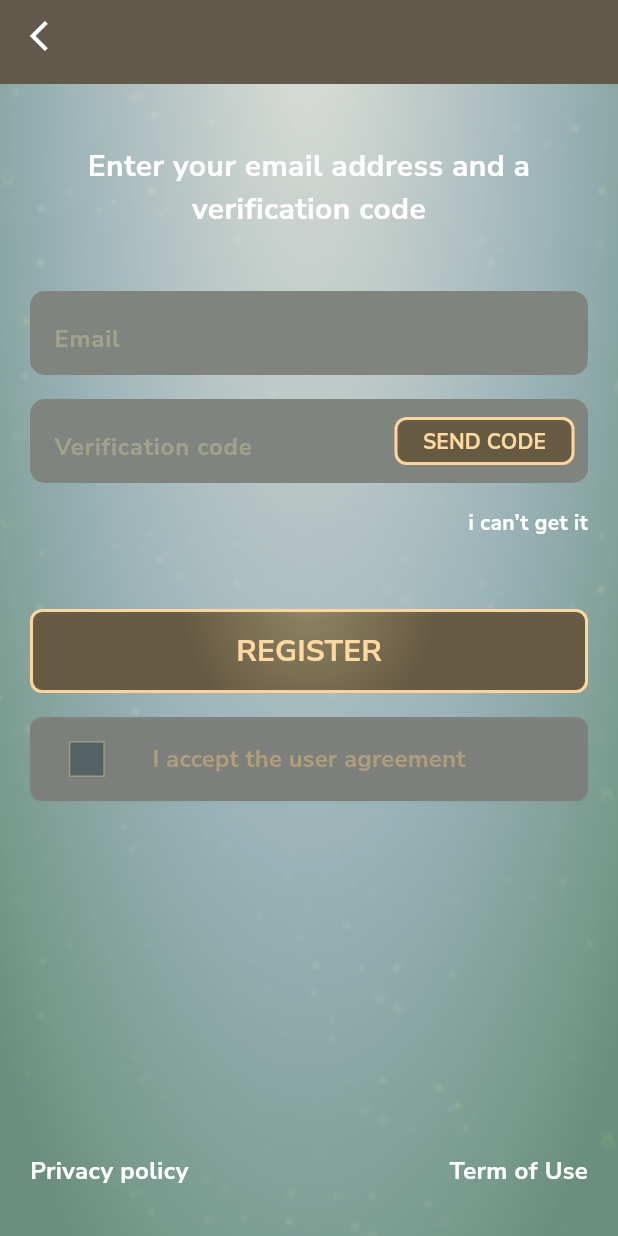
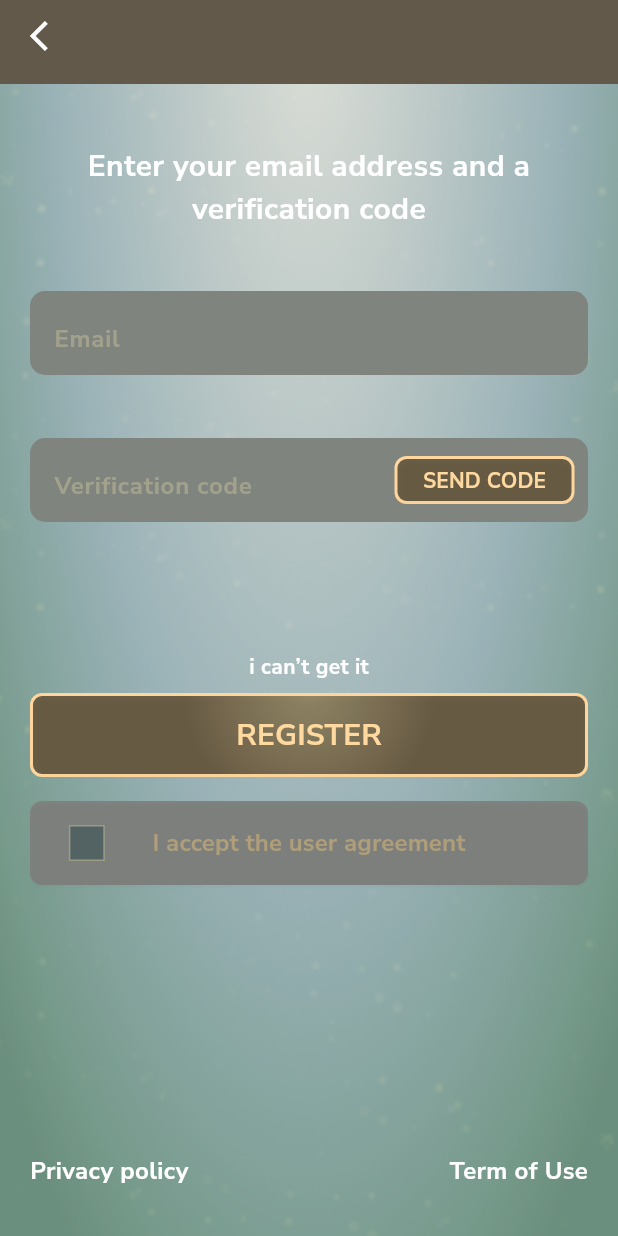
Before and after one commit to Jason1258t/books-nft-ui, a Flutter app: the RegisterScreen screen opened by its route, on a phone screen of 412 x 824 dp. Run offline on Flutter 3.47's test engine with Material 2 defaults, Android fonts, the phone set to English and light mode, and no system bars; our stand-ins replace bloc, dotted_border, dropdown_button2, flutter_bloc, flutter_svg, google_fonts and 1 more.

Commit message:
refactor custom  text field

```diff
--- a/lib/feature/home/home.dart
+++ b/lib/feature/home/home.dart
@@ -33,7 +33,7 @@ class _HomeScreenState extends State<HomeScreen> {
       const StoreScreen(),
       const MyBooksScreen(),
       const WardrobeScreen(),
-       const Image(image: AssetImage('Assets/images/r.png')),
+      Container(),
       const WalletScreen()
     ];
 
--- a/lib/feature/register/ui/register_screen.dart
+++ b/lib/feature/register/ui/register_screen.dart
@@ -20,6 +20,9 @@ class _RegisterScreenState extends State<RegisterScreen> {
   TextEditingController passwordController = TextEditingController();
 
   String codeState = "SEND CODE";
+
+  bool isValidEmail = false;
+  bool isVerificationCode = false;
 
   bool isTap = false;
 
@@ -54,7 +57,9 @@ class _RegisterScreenState extends State<RegisterScreen> {
                   ),
                 ],
               ),
-              const SizedBox(height: 20,)
+              const SizedBox(
+                height: 20,
+              )
             ],
           ),
         ),
@@ -111,6 +116,7 @@ class _RegisterScreenState extends State<RegisterScreen> {
                     controller: emailController,
                     height: 56,
                     hintText: 'Email',
+                    isError: isValidEmail,
                   ),
                   const SizedBox(
                     height: 16,
@@ -120,23 +126,31 @@ class _RegisterScreenState extends State<RegisterScreen> {
                     height: 56,
                     obscureText: true,
                     maxLength: 18,
+                    isError: isVerificationCode,
                     hintText: 'Verification code',
                     suffixIcon: SmallElevatedButton(
                       text: codeState,
                       onTap: () {
-                        setState(() {
-                          codeState = "VERIFY";
-                        });
+                        if (!RegExp(
+                                r'^(([^<>()[\]\\.,;:\s@\"]+(\.[^<>()[\]\\.,;:\s@\"]+)*)|(\".+\"))@((\[[0-9]{1,3}\.[0-9]{1,3}\.[0-9]{1,3}\.[0-9]{1,3}\])|(([a-zA-Z\-0-9]+\.)+[a-zA-Z]{2,}))$')
+                            .hasMatch(emailController.text)) {
+                          isValidEmail = true;
+                          setState(() {});
+                          return;
+                        }
+                        isValidEmail = false;
+                        codeState = "VERIFY";
+                        setState(() {});
                       },
                       height: 32,
                       width: 120,
                     ),
                   ),
                   const SizedBox(
-                    height: 16,
+                    height: 60,
                   ),
                   Row(
-                    mainAxisAlignment: MainAxisAlignment.end,
+                    mainAxisAlignment: MainAxisAlignment.center,
                     children: [
                       InkWell(
                         child: Text(
@@ -151,7 +165,7 @@ class _RegisterScreenState extends State<RegisterScreen> {
                     ],
                   ),
                   const SizedBox(
-                    height: 48,
+                    height: 8,
                   ),
                   CustomElevatedButton(
                       text: 'REGISTER',
--- a/lib/utils/fonts.dart
+++ b/lib/utils/fonts.dart
@@ -129,6 +129,12 @@ class AppTypography {
       fontWeight: FontWeight.w700,
       );
 
+  static final font16red = _font.copyWith(
+    color: AppColors.redText,
+    fontSize: 16,
+    fontWeight: FontWeight.w400,
+  );
+
   static final font20hintText = font20white.copyWith(
     color: const Color(0xFFA2A28C)
   );
--- a/lib/widget/buttons/small_elevated_button.dart
+++ b/lib/widget/buttons/small_elevated_button.dart
@@ -40,7 +40,7 @@ class SmallElevatedButton extends StatelessWidget {
                   padding: EdgeInsets.zero,
                   shape: RoundedRectangleBorder(
                       borderRadius: BorderRadius.circular(8))),
-              onPressed: () {  },
+              onPressed: onTap,
               child: Row(
                 mainAxisAlignment: MainAxisAlignment.center,
                 children: [
--- a/lib/widget/custom_scaffold/scaffold.dart
+++ b/lib/widget/custom_scaffold/scaffold.dart
@@ -29,7 +29,8 @@ class CustomScaffold extends StatelessWidget {
                 fit: BoxFit.cover,
               )),
               child: child),
-          isButtonBack ? Container(
+          isButtonBack
+              ? Container(
                   padding: const EdgeInsets.all(20),
                   alignment: Alignment.topLeft,
                   child: InkWell(
@@ -41,7 +42,8 @@ class CustomScaffold extends StatelessWidget {
                       color: Colors.white,
                     ),
                   ),
-          ) : Container(),
+                )
+              : Container(),
         ]));
   }
 }
--- a/lib/widget/text_field/custom_text_field.dart
+++ b/lib/widget/text_field/custom_text_field.dart
@@ -16,27 +16,31 @@ class CustomTextField extends StatelessWidget {
   final ValueChanged<String>? onChange;
   final String icon;
   final String hintText;
+  final bool isError;
 
   const CustomTextField(
       {Key? key,
       required this.controller,
       this.width = double.infinity,
-      this.height = 60,
+      this.height = 56,
       this.obscureText = false,
       this.maxLines = 1,
       this.maxLength,
       this.keyBoardType = TextInputType.text,
       this.onChange,
       this.icon = "",
-      this.hintText = ""})
+      this.hintText = "",
+      this.isError = false})
       : super(key: key);
 
   @override
   Widget build(BuildContext context) {
-    return Container(
+    return Column(
+      mainAxisSize: MainAxisSize.min,
+      children: [
+        Container(
           width: width,
           height: height,
-
           alignment: Alignment.center,
           decoration: BoxDecoration(
             borderRadius: BorderRadius.circular(10),
@@ -54,16 +58,24 @@ class CustomTextField extends StatelessWidget {
               hintText: hintText,
               hintStyle: AppTypography.font16dirtyGold,
               border: const OutlineInputBorder(
-            borderSide: BorderSide(color: AppColors.empty)
-          ),
+                  borderSide: BorderSide(color: AppColors.empty)),
               enabledBorder: const OutlineInputBorder(
-              borderSide: BorderSide(color: AppColors.empty)
-          ),
+                  borderSide: BorderSide(color: AppColors.empty)),
               focusedBorder: const OutlineInputBorder(
-              borderSide: BorderSide(color: AppColors.empty)
+                  borderSide: BorderSide(color: AppColors.empty)),
             ),
           ),
         ),
+        const SizedBox(height: 4,),
+        Container(
+          height: 22,
+          alignment: Alignment.topLeft,
+            child: isError ?  Text(
+          'invalid field',
+          style: AppTypography.font16red,
+          textAlign: TextAlign.left,
+        ): null)
+      ],
     );
   }
 }
--- a/lib/widget/text_field/text_field_with_button.dart
+++ b/lib/widget/text_field/text_field_with_button.dart
@@ -17,11 +17,13 @@ class CustomTextFieldWithButton extends StatelessWidget {
   final String icon;
   final Widget suffixIcon;
   final String hintText;
+  final bool isError;
 
   const CustomTextFieldWithButton({
     Key? key,
     required this.controller,
     required this.suffixIcon,
+    required this.hintText,
     this.width = double.infinity,
     this.height = 56,
     this.obscureText = false,
@@ -30,12 +32,14 @@ class CustomTextFieldWithButton extends StatelessWidget {
     this.keyBoardType = TextInputType.text,
     this.onChange,
     this.icon = "",
-    required this.hintText,
+    this.isError = false,
   }) : super(key: key);
 
   @override
   Widget build(BuildContext context) {
-    return Container(
+    return Column(
+      children: [
+        Container(
           width: width,
           height: height,
           alignment: Alignment.topLeft,
@@ -72,6 +76,21 @@ class CustomTextFieldWithButton extends StatelessWidget {
                   borderSide: BorderSide(color: AppColors.empty)),
             ),
           ),
+        ),
+        SizedBox(
+          height: 4,
+        ),
+        Container(
+            height: 22,
+            alignment: Alignment.topLeft,
+            child: isError
+                ? Text(
+                    'invalid field',
+                    style: AppTypography.font16red,
+                    textAlign: TextAlign.left,
+                  )
+                : null)
+      ],
     );
   }
 }
```
Also changed, not shown: lib/feature/login/ui/login_screen.dart (+21 -7 lines), lib/feature/store/ui/category_books_screen.dart (+6 -3 lines), Assets/icons/arrow_back.svg (added). Lines whose indentation alone changed are shown as unchanged.
